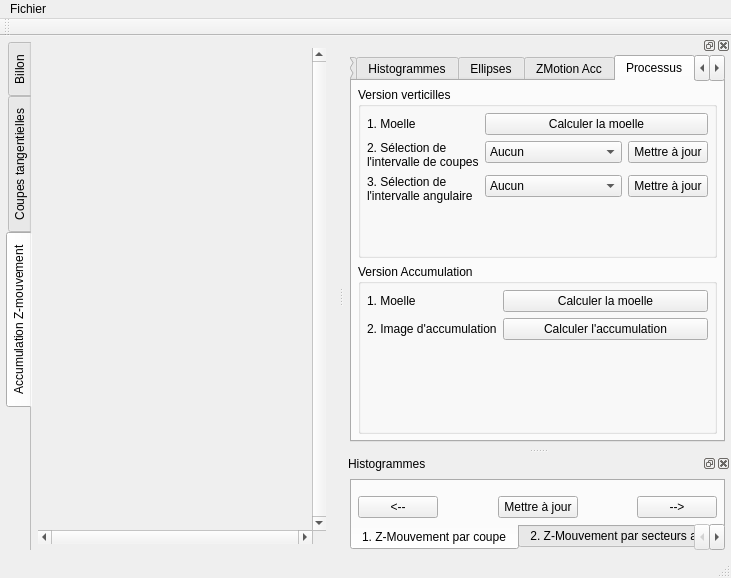
Above: ui/mainwindow.ui from akrah/TKDetection before the change. Below: the same form after it.
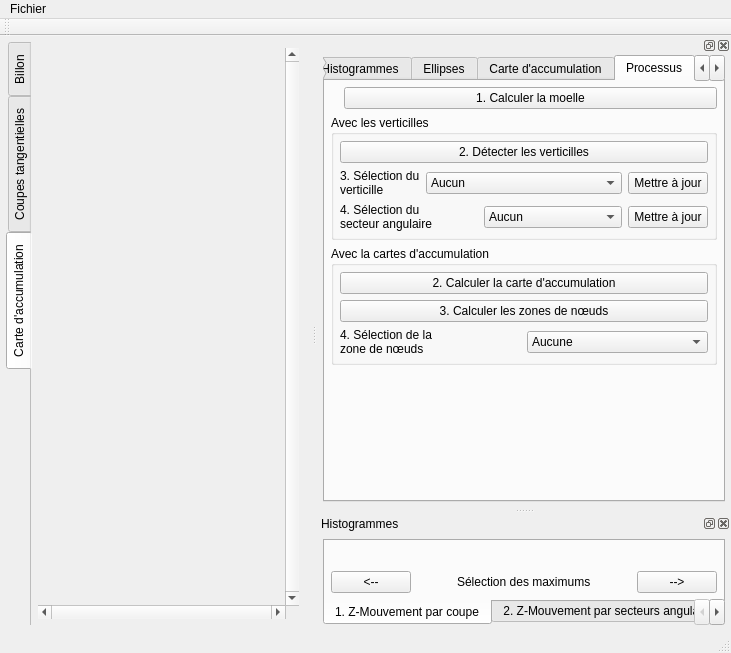
That is the form after the change. The open tabs and pages were chosen to show the change. Custom widgets are drawn as their Qt base class.

Commit message: - Display of knot areas obtained with the zMotion Map on transversal slices - Some improvements for a progressive enabling of buttons - Some code refactoring

```diff
--- a/ui/mainwindow.ui
+++ b/ui/mainwindow.ui
@@ -7,7 +7,7 @@
     <x>0</x>
     <y>0</y>
     <width>731</width>
-    <height>578</height>
+    <height>653</height>
    </rect>
   </property>
   <property name="windowTitle">
@@ -279,7 +279,7 @@
       </widget>
       <widget class="QWidget" name="tab">
        <attribute name="title">
-        <string>Accumulation Z-mouvement</string>
+        <string>Carte d'accumulation</string>
        </attribute>
        <layout class="QVBoxLayout" name="verticalLayout_19">
         <item>
@@ -309,7 +309,7 @@
            <property name="geometry">
             <rect>
              <x>0</x>
-             <y>3</y>
+             <y>40</y>
              <width>241</width>
              <height>465</height>
             </rect>
@@ -2115,7 +2115,7 @@
        </widget>
        <widget class="QWidget" name="tab_6">
         <attribute name="title">
-         <string>ZMotion Acc</string>
+         <string>Carte d'accumulation</string>
         </attribute>
         <layout class="QVBoxLayout" name="verticalLayout_21">
          <item>
@@ -2205,6 +2205,21 @@
               </property>
              </widget>
             </item>
+            <item row="2" column="0">
+             <widget class="QLabel" name="label_49">
+              <property name="text">
+               <string>Nombre de pixel minimum
+d'une composante connexe</string>
+              </property>
+             </widget>
+            </item>
+            <item row="2" column="1">
+             <widget class="QSpinBox" name="_spinSupportingAreaMinSize">
+              <property name="maximum">
+               <number>100</number>
+              </property>
+             </widget>
+            </item>
            </layout>
           </widget>
          </item>
@@ -2287,42 +2302,56 @@
          <string>Processus</string>
         </attribute>
         <layout class="QVBoxLayout" name="verticalLayout_20">
+         <item>
+          <layout class="QFormLayout" name="formLayout_20">
+           <item row="0" column="0">
+            <widget class="QLabel" name="label_11">
+             <property name="text">
+              <string/>
+             </property>
+            </widget>
+           </item>
+           <item row="0" column="1">
+            <widget class="QPushButton" name="_buttonComputePith">
+             <property name="text">
+              <string>1. Calculer la moelle</string>
+             </property>
+            </widget>
+           </item>
+          </layout>
+         </item>
          <item>
           <widget class="QGroupBox" name="groupBox_2">
            <property name="title">
-            <string>Version verticilles</string>
+            <string>Avec les verticilles</string>
            </property>
-           <layout class="QFormLayout" name="formLayout">
-            <item row="0" column="0">
-             <widget class="QLabel" name="label_11">
-              <property name="text">
-               <string>1. Moelle</string>
+           <layout class="QVBoxLayout" name="verticalLayout_23">
+            <item>
+             <widget class="QPushButton" name="_buttonUpdateSliceHistogram">
+              <property name="toolTip">
+               <string>Mettre à jour l'histogramme</string>
               </property>
-             </widget>
-            </item>
-            <item row="1" column="0">
-             <widget class="QLabel" name="label_28">
-              <property name="sizePolicy">
-               <sizepolicy hsizetype="Maximum" vsizetype="Preferred">
-                <horstretch>0</horstretch>
-                <verstretch>0</verstretch>
-               </sizepolicy>
-              </property>
               <property name="text">
-               <string>2. Sélection de
-l'intervalle de coupes</string>
+               <string>2. Détecter les verticilles</string>
               </property>
              </widget>
             </item>
-            <item row="0" column="1">
-             <widget class="QPushButton" name="_buttonComputePith">
-              <property name="text">
-               <string>Calculer la moelle</string>
-              </property>
-             </widget>
-            </item>
-            <item row="1" column="1">
+            <item>
              <layout class="QHBoxLayout" name="horizontalLayout_15">
+              <item>
+               <widget class="QLabel" name="label_28">
+                <property name="sizePolicy">
+                 <sizepolicy hsizetype="Maximum" vsizetype="Preferred">
+                  <horstretch>0</horstretch>
+                  <verstretch>0</verstretch>
+                 </sizepolicy>
+                </property>
+                <property name="text">
+                 <string>3. Sélection du
+verticille</string>
+                </property>
+               </widget>
+              </item>
               <item>
                <widget class="QComboBox" name="_comboSelectSliceInterval">
                 <item>
@@ -2347,16 +2376,16 @@
               </item>
              </layout>
             </item>
-            <item row="2" column="0">
-             <widget class="QLabel" name="label_4">
-              <property name="text">
-               <string>3. Sélection de
-l'intervalle angulaire</string>
-              </property>
-             </widget>
-            </item>
-            <item row="2" column="1">
+            <item>
              <layout class="QHBoxLayout" name="horizontalLayout_19">
+              <item>
+               <widget class="QLabel" name="label_4">
+                <property name="text">
+                 <string>4. Sélection du
+secteur angulaire</string>
+                </property>
+               </widget>
+              </item>
               <item>
                <widget class="QComboBox" name="_comboSelectSectorInterval">
                 <property name="sizePolicy">
@@ -2393,43 +2422,60 @@
          <item>
           <widget class="QGroupBox" name="groupBox_3">
            <property name="title">
-            <string>Version Accumulation</string>
+            <string>Avec la cartes d'accumulation</string>
            </property>
-           <layout class="QFormLayout" name="formLayout_16">
-            <property name="fieldGrowthPolicy">
-             <enum>QFormLayout::AllNonFixedFieldsGrow</enum>
-            </property>
-            <item row="1" column="0">
-             <widget class="QLabel" name="label_54">
+           <layout class="QVBoxLayout" name="verticalLayout_22">
+            <item>
+             <widget class="QPushButton" name="_buttonComputeZMotionMap">
               <property name="text">
-               <string>2. Image d'accumulation</string>
+               <string>2. Calculer la carte d'accumulation</string>
               </property>
              </widget>
             </item>
-            <item row="1" column="1">
-             <widget class="QPushButton" name="_buttonComputeZMotionAcc">
+            <item>
+             <widget class="QPushButton" name="_buttonComputeKnotAreas">
               <property name="text">
-               <string>Calculer l'accumulation</string>
+               <string>3. Calculer les zones de nœuds</string>
               </property>
              </widget>
             </item>
-            <item row="0" column="0">
-             <widget class="QLabel" name="label_49">
-              <property name="text">
-               <string>1. Moelle</string>
-              </property>
-             </widget>
-            </item>
-            <item row="0" column="1">
-             <widget class="QPushButton" name="_buttonComputePithAcc">
-              <property name="text">
-               <string>Calculer la moelle</string>
-              </property>
-             </widget>
+            <item>
+             <layout class="QHBoxLayout" name="horizontalLayout_18">
+              <item>
+               <widget class="QLabel" name="label_54">
+                <property name="text">
+                 <string>4. Sélection de la
+zone de nœuds</string>
+                </property>
+               </widget>
+              </item>
+              <item>
+               <widget class="QComboBox" name="_comboSelectKnotArea">
+                <item>
+                 <property name="text">
+                  <string>Aucune</string>
+                 </property>
+                </item>
+               </widget>
+              </item>
+             </layout>
             </item>
            </layout>
           </widget>
          </item>
+         <item>
+          <spacer name="verticalSpacer_4">
+           <property name="orientation">
+            <enum>Qt::Vertical</enum>
+           </property>
+           <property name="sizeHint" stdset="0">
+            <size>
+             <width>20</width>
+             <height>40</height>
+            </size>
+           </property>
+          </spacer>
+         </item>
         </layout>
        </widget>
        <widget class="QWidget" name="_tabExport">
@@ -3244,12 +3290,9 @@
             </spacer>
            </item>
            <item>
-            <widget class="QPushButton" name="_buttonUpdateSliceHistogram">
-             <property name="toolTip">
-              <string>Mettre à jour l'histogramme</string>
-             </property>
+            <widget class="QLabel" name="label_67">
              <property name="text">
-              <string>Mettre à jour</string>
+              <string>Sélection des maximums</string>
              </property>
             </widget>
            </item>
```
Left out of the diff: 43 changed lines with no effect on the pictures. The commit also changes 4 other files.
